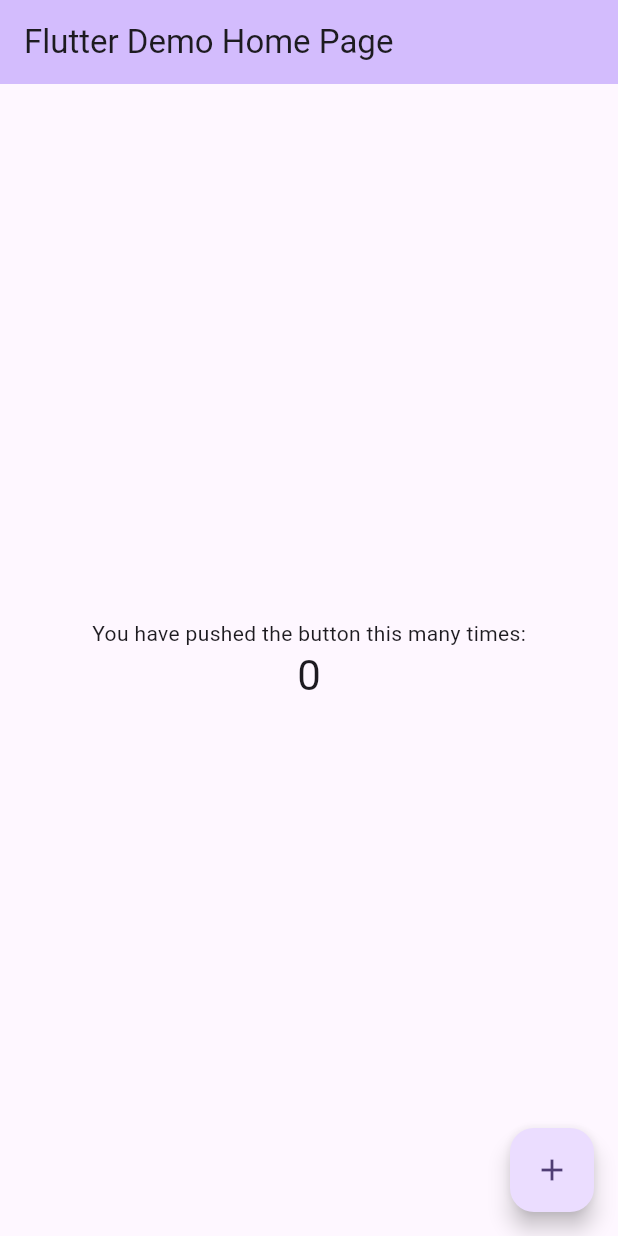
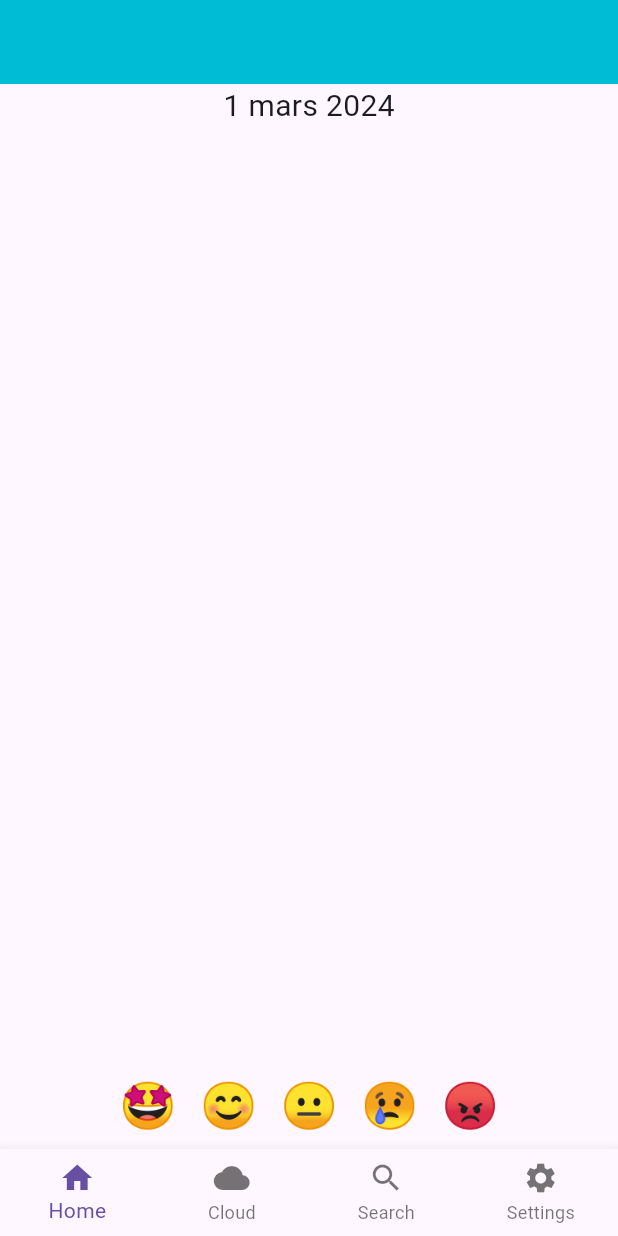
Before and after one commit to iwizy59/enchanteddiary, a Flutter app: the screen it shows after launch, on a phone screen of 412 x 824 dp. Run offline on Flutter 3.47's test engine with Material 3 defaults, Android fonts, the phone set to English and light mode, and no system bars.

Commit message:
Update emotion

```diff
--- /dev/null
+++ b/lib/emotion.dart
@@ -0,0 +1,59 @@
+import 'package:flutter/material.dart';
+
+class EmojiMap extends StatefulWidget {
+  final Function(Color) updateColor;
+
+  EmojiMap(this.updateColor);
+
+  @override
+  _EmojiMapState createState() => _EmojiMapState();
+}
+
+class _EmojiMapState extends State<EmojiMap> {
+  String? selectedEmoji;
+  String? hoveredEmoji;
+  Map<String, String> emojiMap = {
+    '🤩': 'Excited',
+    '😊': 'Happy',
+    '😐': 'Meh',
+    '😢': 'Sad',
+    '😡': 'Frustated',
+  };
+
+  Map<String, Color> colorMap = {
+    'Excited': Color.fromRGBO(252, 171, 16, 1.0),
+    'Happy': Color.fromRGBO(180, 235, 202, 1.0),
+    'Sad': Color.fromRGBO(188, 244, 245, 1.0),
+    'Meh': Color.fromRGBO(180, 160, 229, 1.0),
+    'Frustated': Color.fromRGBO(255, 183, 195, 1.0)
+  };
+
+  @override
+  Widget build(BuildContext context) {
+    return Row(
+      mainAxisAlignment: MainAxisAlignment.center,
+      children: emojiMap.keys.map((emoji) {
+        return GestureDetector(
+          onTap: () {
+            setState(() {
+              selectedEmoji = emoji;
+            });
+            widget.updateColor(colorMap[emojiMap[emoji]!] ?? Colors.cyan);
+          },
+          child: Stack(
+            children: [
+              Container(
+                  padding: EdgeInsets.all(8.0),
+                  child: Text(
+                    emoji,
+                    style: TextStyle(
+                      fontSize: 30.0,
+                    ),
+                  )),
+            ],
+          ),
+        );
+      }).toList(),
+    );
+  }
+}
--- /dev/null
+++ b/lib/footer.dart
@@ -0,0 +1,32 @@
+import 'package:flutter/material.dart';
+
+class Footer extends StatefulWidget {
+  @override
+  _FooterState createState() => _FooterState();
+}
+
+class _FooterState extends State<Footer> {
+  @override
+  Widget build(BuildContext context) {
+    return BottomNavigationBar(
+        type: BottomNavigationBarType.fixed,
+        items: const [
+          BottomNavigationBarItem(
+            icon: Icon(Icons.home),
+            label: "Home",
+          ),
+          BottomNavigationBarItem(
+            icon: Icon(Icons.cloud),
+            label: "Cloud",
+          ),
+          BottomNavigationBarItem(
+            icon: Icon(Icons.search),
+            label: "Search",
+          ),
+          BottomNavigationBarItem(
+            icon: Icon(Icons.settings),
+            label: "Settings",
+          ),
+        ]);
+  }
+}
--- a/lib/main.dart
+++ b/lib/main.dart
@@ -1,125 +1,55 @@
+import 'package:enchanteddiary/emotion.dart';
 import 'package:flutter/material.dart';
+import 'package:enchanteddiary/footer.dart';
 
 void main() {
-  runApp(const MyApp());
+  runApp(MyApp());
 }
 
 class MyApp extends StatelessWidget {
-  const MyApp({super.key});
-
-  // This widget is the root of your application.
   @override
   Widget build(BuildContext context) {
     return MaterialApp(
-      title: 'Flutter Demo',
-      theme: ThemeData(
-        // This is the theme of your application.
-        //
-        // TRY THIS: Try running your application with "flutter run". You'll see
-        // the application has a purple toolbar. Then, without quitting the app,
-        // try changing the seedColor in the colorScheme below to Colors.green
-        // and then invoke "hot reload" (save your changes or press the "hot
-        // reload" button in a Flutter-supported IDE, or press "r" if you used
-        // the command line to start the app).
-        //
-        // Notice that the counter didn't reset back to zero; the application
-        // state is not lost during the reload. To reset the state, use hot
-        // restart instead.
-        //
-        // This works for code too, not just values: Most code changes can be
-        // tested with just a hot reload.
-        colorScheme: ColorScheme.fromSeed(seedColor: Colors.deepPurple),
-        useMaterial3: true,
-      ),
-      home: const MyHomePage(title: 'Flutter Demo Home Page'),
+      home: MyHomePage(),
     );
   }
 }
 
 class MyHomePage extends StatefulWidget {
-  const MyHomePage({super.key, required this.title});
-
-  // This widget is the home page of your application. It is stateful, meaning
-  // that it has a State object (defined below) that contains fields that affect
-  // how it looks.
-
-  // This class is the configuration for the state. It holds the values (in this
-  // case the title) provided by the parent (in this case the App widget) and
-  // used by the build method of the State. Fields in a Widget subclass are
-  // always marked "final".
-
-  final String title;
-
   @override
-  State<MyHomePage> createState() => _MyHomePageState();
+  _MyHomePageState createState() => _MyHomePageState();
 }
 
 class _MyHomePageState extends State<MyHomePage> {
-  int _counter = 0;
-
-  void _incrementCounter() {
+  Color appBarColor = Colors.cyan;
+  void updateAppBarColor(Color color) {
     setState(() {
-      // This call to setState tells the Flutter framework that something has
-      // changed in this State, which causes it to rerun the build method below
-      // so that the display can reflect the updated values. If we changed
-      // _counter without calling setState(), then the build method would not be
-      // called again, and so nothing would appear to happen.
-      _counter++;
+      appBarColor = color;
     });
   }
 
   @override
   Widget build(BuildContext context) {
-    // This method is rerun every time setState is called, for instance as done
-    // by the _incrementCounter method above.
-    //
-    // The Flutter framework has been optimized to make rerunning build methods
-    // fast, so that you can just rebuild anything that needs updating rather
-    // than having to individually change instances of widgets.
     return Scaffold(
-      appBar: AppBar(
-        // TRY THIS: Try changing the color here to a specific color (to
-        // Colors.amber, perhaps?) and trigger a hot reload to see the AppBar
-        // change color while the other colors stay the same.
-        backgroundColor: Theme.of(context).colorScheme.inversePrimary,
-        // Here we take the value from the MyHomePage object that was created by
-        // the App.build method, and use it to set our appbar title.
-        title: Text(widget.title),
-      ),
-      body: Center(
-        // Center is a layout widget. It takes a single child and positions it
-        // in the middle of the parent.
-        child: Column(
-          // Column is also a layout widget. It takes a list of children and
-          // arranges them vertically. By default, it sizes itself to fit its
-          // children horizontally, and tries to be as tall as its parent.
-          //
-          // Column has various properties to control how it sizes itself and
-          // how it positions its children. Here we use mainAxisAlignment to
-          // center the children vertically; the main axis here is the vertical
-          // axis because Columns are vertical (the cross axis would be
-          // horizontal).
-          //
-          // TRY THIS: Invoke "debug painting" (choose the "Toggle Debug Paint"
-          // action in the IDE, or press "p" in the console), to see the
-          // wireframe for each widget.
-          mainAxisAlignment: MainAxisAlignment.center,
-          children: <Widget>[
-            const Text(
-              'You have pushed the button this many times:',
-            ),
-            Text(
-              '$_counter',
-              style: Theme.of(context).textTheme.headlineMedium,
-            ),
-          ],
+        appBar: AppBar(
+          centerTitle: true,
+          backgroundColor: appBarColor,
         ),
-      ),
-      floatingActionButton: FloatingActionButton(
-        onPressed: _incrementCounter,
-        tooltip: 'Increment',
-        child: const Icon(Icons.add),
-      ), // This trailing comma makes auto-formatting nicer for build methods.
-    );
+        body: Column(
+            mainAxisAlignment: MainAxisAlignment.center,
+            crossAxisAlignment: CrossAxisAlignment.center,
+            children: [
+              Text(
+                "1 mars 2024",
+                style: TextStyle(
+                  fontSize: 20.0,
+                ),
+              ),
+              Expanded(
+                child: Container(),
+              ),
+              EmojiMap(updateAppBarColor),
+              Footer(),
+            ]));
   }
 }
```
Also changed, not shown: logo.png (added), pubspec.lock, 1 other file.
